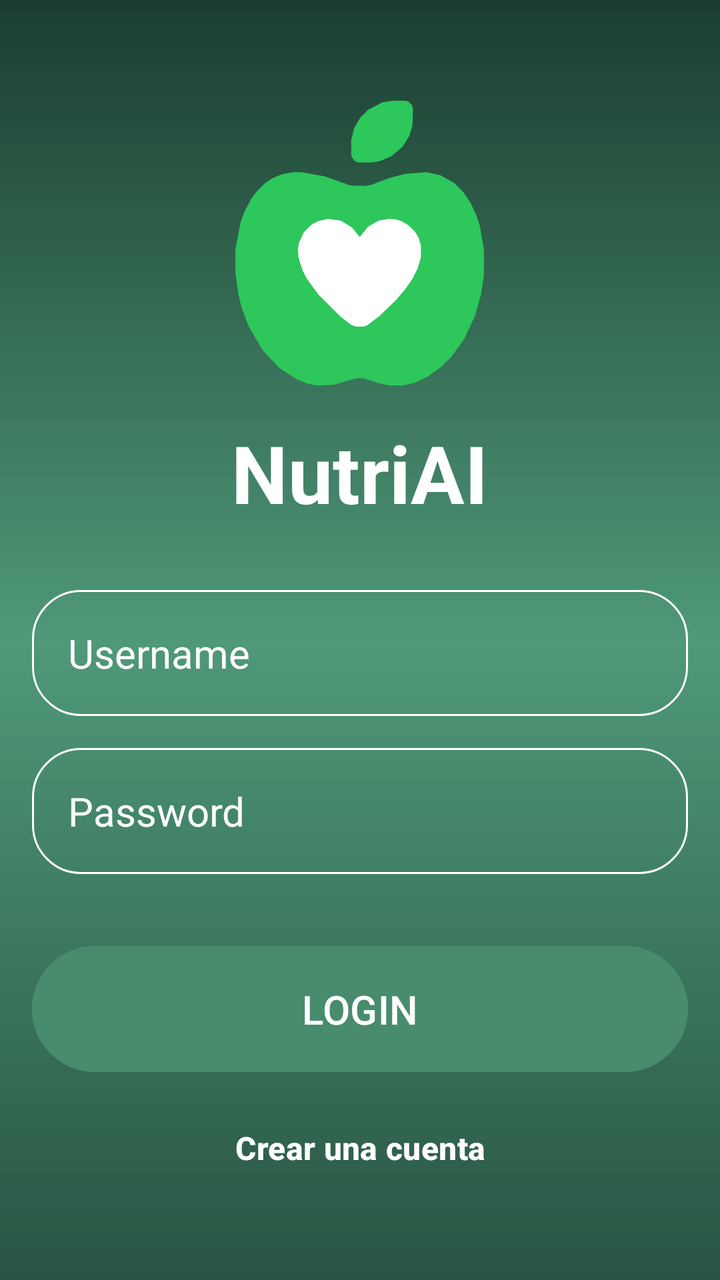
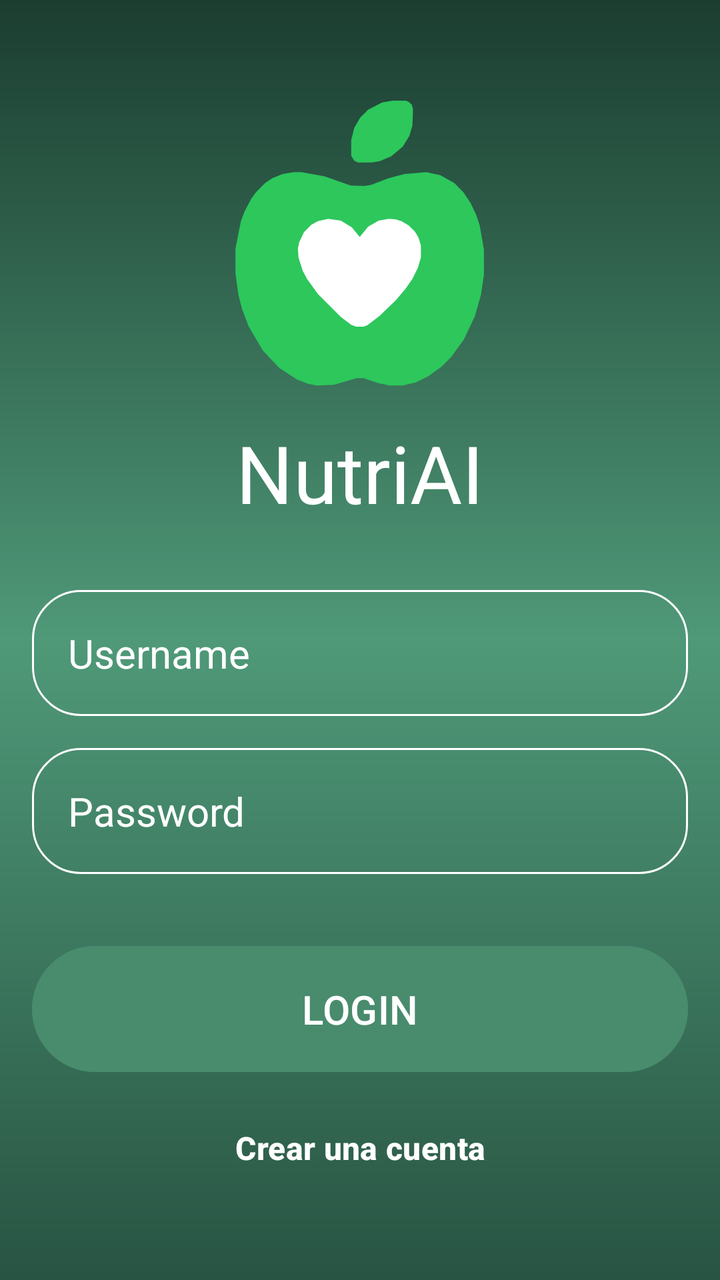

The first picture is an Android layout as it rendered before a commit; the second is the same layout after the commit. The layout source and the unified diff follow.
<!-- AndroidManifest.xml: application theme Theme.NutriAI -->
<!-- res/layout/activity_main.xml -->
<?xml version="1.0" encoding="utf-8"?>
<RelativeLayout
    xmlns:android="http://schemas.android.com/apk/res/android"
    xmlns:tools="http://schemas.android.com/tools"
    android:id="@+id/main"
    android:layout_width="match_parent"
    android:layout_height="match_parent"
    android:background="@drawable/login_backg"
    android:gravity="center"
    android:padding="16dp"
    tools:context=".MainActivity">

    <LinearLayout
        android:layout_width="match_parent"
        android:layout_height="wrap_content"
        android:gravity="center"
        android:orientation="vertical">

        <ImageView
            android:layout_width="160dp"
            android:layout_height="160dp"
            android:contentDescription="@string/app_name"
            android:src="@drawable/logo_nutriai" />

        <TextView
            android:layout_width="wrap_content"
            android:layout_height="wrap_content"
            android:layout_marginTop="8dp"
            android:gravity="center"
            android:text="@string/app_name"
            android:textColor="@color/white"
            android:textSize="40sp"
            android:textStyle="bold"
            />

        <EditText
            android:id="@+id/username_input"
            android:layout_width="match_parent"
            android:layout_height="wrap_content"
            android:layout_marginTop="32dp"
            android:background="@drawable/rounded_corner"
            android:hint="Username"
            android:inputType="text"
            android:padding="18dp"
            android:textColor="@color/white"
            android:textColorHint="@color/white"
            android:textSize="20sp" />

        <EditText
            android:id="@+id/password_input"
            android:layout_width="match_parent"
            android:layout_height="wrap_content"
            android:layout_marginTop="16dp"
            android:background="@drawable/rounded_corner"
            android:hint="Password"
            android:inputType="textPassword"
            android:padding="18dp"
            android:textColor="@color/white"
            android:textColorHint="@color/white"
            android:textSize="20sp" />

        <Button
            android:id="@+id/login_btn"
            android:layout_width="match_parent"
            android:layout_height="wrap_content"
            android:layout_marginTop="32dp"
            android:backgroundTint="@color/_3884f1"
            android:elevation="8dp"
            android:padding="18dp"
            android:text="LOGIN"
            android:textColor="@color/white"
            android:textSize="20sp" />

        <Button
            android:id="@+id/crate_ac"
            android:layout_width="match_parent"
            android:layout_height="wrap_content"
            android:layout_marginTop="10dp"
            android:backgroundTint="#00FFFFFF"
            android:clickable="true"
            android:gravity="center"
            android:text="Crear una cuenta"
            android:textColor="@color/white"
            android:textColorLink="#FFFFFF"
            android:textSize="16sp"
            android:textStyle="bold" />

    </LinearLayout>

</RelativeLayout>
<!-- resources referenced by this layout -->
<resources>
  <color name="_3884f1">#488B6D</color>
  <color name="white">#FFFFFFFF</color>
  <!-- drawable login_backg (drawable) -->
  <?xml version="1.0" encoding="utf-8"?>
  <shape xmlns:android="http://schemas.android.com/apk/res/android">
  
      <gradient
          android:type="linear"
          android:angle="100"
          android:startColor="#1B3D30"
          android:centerColor="#4F9978"
          android:endColor="#285443" />
  
  </shape>
  <!-- drawable logo_nutriai (drawable) -->
  <vector xmlns:android="http://schemas.android.com/apk/res/android"
      android:width="512dp"
      android:height="512dp"
      android:viewportWidth="512"
      android:viewportHeight="512">
    <path
        android:pathData="M104.24,159.52L89.7,174.06L81.94,184.73L71.27,205.09L65.45,220.61L56.73,264.24L56.73,304L61.58,338.91L67.39,361.21L78.06,389.33L100.36,427.15L126.55,455.27L154.67,473.7L172.12,480.48L186.67,483.39L213.82,482.42L250.67,471.76L261.33,471.76L284.61,479.52L303.03,483.39L324.36,483.39L344.73,478.55L365.09,468.85L386.42,453.33L401.94,437.82L422.3,409.7L439.76,372.85L449.45,338.91L454.3,305.94L454.3,266.18L447.52,227.39L441.7,209.94L432.97,191.52L421.33,174.06L406.79,159.52L384.48,146.91L362.18,142.06L327.27,144.97L302.06,151.76L273.94,162.42L263.27,164.36L240.97,163.39L199.27,148.85L162.42,142.06L149.82,142.06L132.36,144.97L115.88,151.76Z"
        android:fillColor="#2DC75C"/>
    <path
        android:pathData="M334.06,29.58L329.21,27.64L307.88,27.64L291.39,30.55L269.09,42.18L256.48,54.79L246.79,71.27L241.94,90.67L241.94,115.88L246.79,123.64L252.61,126.55L274.91,126.55L287.52,124.61L305.94,116.85L324.36,101.33L335.03,83.88L339.88,67.39L340.85,41.21L338.91,34.42Z"
        android:fillColor="#2DC75C"/>
    <path
        android:pathData="M188.61,220.61L177.94,226.42L166.3,238.06L158.55,254.55L156.61,264.24L157.58,278.79L164.36,300.12L171.15,312.73L188.61,336.97L225.45,373.82L241.94,386.42L249.7,389.33L261.33,389.33L267.15,387.39L287.52,371.88L313.7,346.67L329.21,328.24L339.88,312.73L348.61,295.27L353.45,278.79L353.45,259.39L349.58,246.79L343.76,237.09L334.06,227.39L322.42,220.61L312.73,217.7L302.06,216.73L285.58,219.64L269.09,229.33L255.52,245.82L242.91,230.3L225.45,219.64L205.09,216.73Z"
        android:fillColor="#FFFFFF"/>
  </vector>
  <!-- drawable rounded_corner (drawable) -->
  <?xml version="1.0" encoding="utf-8"?>
  <shape xmlns:android="http://schemas.android.com/apk/res/android"
       android:shape="rectangle">
  
      <corners android:radius="24dp"/>
      <stroke android:width="1dip" android:color="@color/white"/>
  
  </shape>
  <string name="app_name">NutriAI</string>
  <style name="Theme.NutriAI" parent="Base.Theme.NutriAI" />
  <style name="Base.Theme.NutriAI" parent="Theme.Material3.DayNight.NoActionBar">
          
          
      </style>
</resources>

<!-- the commit's change to res/layout/activity_main.xml (unified diff, before → after) -->
@@ -29,9 +29,7 @@
             android:gravity="center"
             android:text="@string/app_name"
             android:textColor="@color/white"
-            android:textSize="40sp"
-            android:textStyle="bold"
-            />
+            android:textSize="40sp" />
 
         <EditText
             android:id="@+id/username_input"
@@ -82,7 +80,7 @@
             android:text="Crear una cuenta"
             android:textColor="@color/white"
             android:textColorLink="#FFFFFF"
-            android:textSize="16sp"
+            android:textSize="16dp"
             android:textStyle="bold" />
 
     </LinearLayout>
